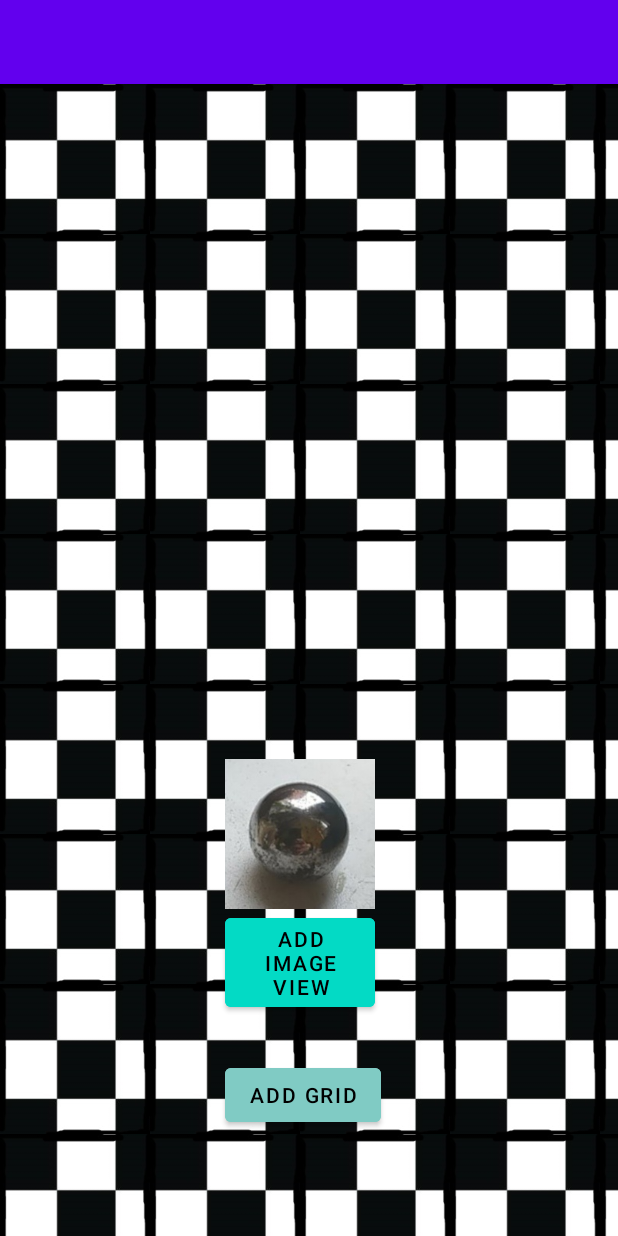
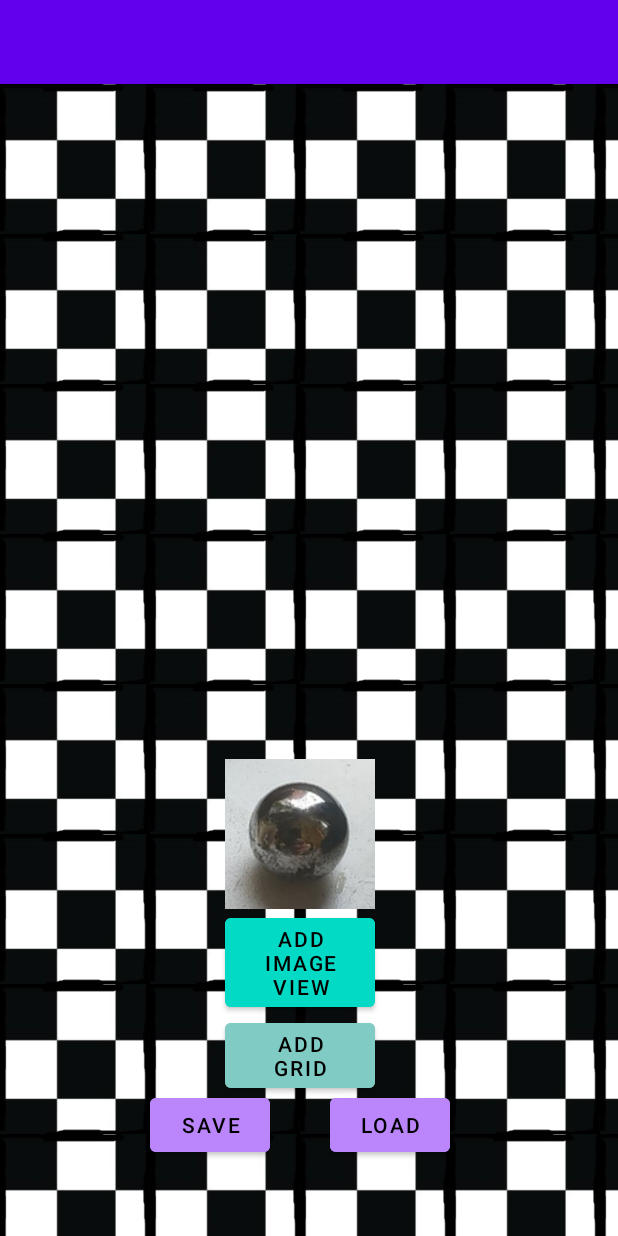
Before and after one commit to basilmik/Jackal, an Android app: the screen it shows after launch (MainActivity), after a tap on "ADD GRID", on a phone screen of 412 x 824 dp. Run offline under Robolectric (Android 15) with nearby library versions, the phone set to English and light mode, and no system bars; our stand-ins replace Room's generated code; 1 other tap on this screen came first.

Commit message:
upload to and from db

```diff
--- a/app/src/main/java/com/basilgames/android/jackal/MainActivity.kt
+++ b/app/src/main/java/com/basilgames/android/jackal/MainActivity.kt
@@ -2,11 +2,17 @@ package com.basilgames.android.jackal
 
 import android.annotation.SuppressLint
 import android.os.Bundle
+import android.util.Log
 import android.widget.Button
 import android.widget.GridLayout
 import android.widget.ImageView
+import android.widget.Toast
 import androidx.appcompat.app.AppCompatActivity
+import androidx.lifecycle.Observer
+import com.basilgames.android.jackal.database.TileDatabase
 
+
+private const val TAG = "MainActivity"
 
 var tileIdArray: Array<Array<Int>> = Array(13) { Array(13) { _ -> 0 } }
 
@@ -18,6 +24,8 @@ class MainActivity : AppCompatActivity() {
 
     private lateinit var addViewButton: Button
     private lateinit var addGridButton: Button
+    private lateinit var saveButton: Button
+    private lateinit var loadButton: Button
 
     var count = 1
 
@@ -29,6 +37,8 @@ class MainActivity : AppCompatActivity() {
         tableView = findViewById(R.id.field_view)
         addViewButton = findViewById(R.id.addview)
         addGridButton = findViewById(R.id.addgrid)
+        saveButton = findViewById(R.id.savegrid)
+        loadButton = findViewById(R.id.loadgrid)
 
         addGridButton.setOnClickListener { // initialising new layout
             tileField = GridLayout(this)
@@ -59,10 +69,43 @@ class MainActivity : AppCompatActivity() {
             count++
         }
 
+        saveButton.setOnClickListener {
+            /*val db : TileRepository = TileRepository.get()
+            val tile: Tile = Tile()
+            tile.imageRes = R.drawable.ball
+            tile.isFaceUp = false
+            db.addTile(tile)*/
+            val db : TileRepository = TileRepository.get()
+            val tileListLiveData = db.getTiles()
+            db.deleteTiles()
+
+            tileListLiveData.observe(this,
+                Observer { tiles ->
+                    tiles?.let{
+                        Toast.makeText(applicationContext,"db size is : ${tiles.size}", Toast.LENGTH_LONG).show()
+                    }
+                })
+
+
+        }
+
+        loadButton.setOnClickListener{
+            val db : TileRepository = TileRepository.get()
+            val tileListLiveData = db.getTiles()
+            tileListLiveData.observe(this,
+            Observer { tiles ->
+                tiles?.let{
+                    Toast.makeText(applicationContext,"db size is : ${tiles.size}", Toast.LENGTH_LONG).show()
+                }
+            })
+        }
+
     }
 
 
     private fun create() {
+        val db : TileRepository = TileRepository.get()
+
         for (columnIndex in 0..12) {
             for (rowIndex in 0..12) {
                 val row = GridLayout.spec(rowIndex, 1)
@@ -78,12 +121,17 @@ class MainActivity : AppCompatActivity() {
                 tileIdArray[columnIndex][rowIndex] = tileView.id
                 val den = resources.displayMetrics.density
                 tileField.addView( tileView, (100 * den).toInt(), (100 * den).toInt() )
+                var tile: Tile = Tile()
+
+                tile.imageRes = R.drawable.ball
+                tile.isFaceUp = false
+                db.addTile(tile)
+                //Log.d(TAG, "id = ${tile.id}")
 
             }
         }
 
     }
-
 
 }
 
--- a/app/src/main/java/com/basilgames/android/jackal/Tile.kt
+++ b/app/src/main/java/com/basilgames/android/jackal/Tile.kt
@@ -5,7 +5,8 @@ import androidx.room.PrimaryKey
 import java.util.*
 
 @Entity
-data class Tile (@PrimaryKey val id: UUID = UUID.randomUUID(),
+data class Tile (
+    @PrimaryKey val id: UUID = UUID.randomUUID(),
                  var isFaceUp: Boolean = false,
                  var imageRes: Int = 0
 )
--- a/app/src/main/java/com/basilgames/android/jackal/database/TileDataAccessObject.kt
+++ b/app/src/main/java/com/basilgames/android/jackal/database/TileDataAccessObject.kt
@@ -1,9 +1,7 @@
 package com.basilgames.android.jackal.database
 
-import androidx.room.Dao
-import androidx.room.Insert
-import androidx.room.Query
-import androidx.room.Update
+import androidx.lifecycle.LiveData
+import androidx.room.*
 import com.basilgames.android.jackal.Tile
 import java.util.*
 
@@ -12,15 +10,18 @@ import java.util.*
 interface TileDataAccessObject {
 
     @Query("SELECT * FROM tile")
-    fun getTiles(): List<Tile>
+    fun getTiles(): LiveData<List<Tile>>
 
 
     @Query("SELECT * FROM tile WHERE id=(:id)")
-    fun getTile(id: UUID): Tile?
+    fun getTile(id: UUID): LiveData<Tile?>
 
     @Update
     fun updateTile(tile: Tile)
 
     @Insert
     fun addTile(tile: Tile)
+
+    @Query("DELETE FROM tile")
+    fun deleteAllTiles()
 }
--- a/app/src/main/res/layout/activity_main.xml
+++ b/app/src/main/res/layout/activity_main.xml
@@ -19,12 +19,13 @@
 
 
     <ImageView
-
         android:layout_width="100dp"
         android:layout_height="100dp"
         android:layout_marginTop="450dp"
         android:layout_marginLeft="150dp"
-android:src="@drawable/ball" />
+        android:src="@drawable/ball"
+        />
+
     <Button
         android:id="@+id/addview"
         android:layout_width="100dp"
@@ -33,20 +34,42 @@ android:backgroundTint="@color/teal_200"
         android:layout_marginTop="550dp"
         android:layout_marginLeft="150dp"
         android:text="Add Image View"
-android:textColor="@color/black" />
+        android:textColor="@color/black"
+        />
 
     <Button
         android:id="@+id/addgrid"
-android:layout_width="wrap_content"
+        android:layout_width="100dp"
         android:layout_height="wrap_content"
         android:layout_marginLeft="150dp"
-android:layout_marginTop="650dp"
-
+        android:layout_marginTop="620dp"
         android:backgroundTint="#80CBC4"
         android:gravity="center"
+        android:text="Add Grid"
+        android:textColor="@color/black"
+        />
 
-android:text="Add Grid"
-android:textColor="@color/black" />
+    <Button
+        android:id="@+id/savegrid"
+        android:layout_width="80dp"
+        android:layout_height="wrap_content"
+        android:layout_marginLeft="100dp"
+        android:layout_marginTop="670dp"
+        android:backgroundTint="@color/purple_200"
+        android:gravity="center"
+        android:text="save"
+        android:textColor="@color/black"
+        />
 
-
+    <Button
+        android:id="@+id/loadgrid"
+        android:layout_width="80dp"
+        android:layout_height="wrap_content"
+        android:layout_marginLeft="220dp"
+        android:layout_marginTop="670dp"
+        android:backgroundTint="@color/purple_200"
+        android:gravity="center"
+        android:text="load"
+        android:textColor="@color/black"
+        />
 </RelativeLayout>
```
Also changed, not shown: app/src/main/java/com/basilgames/android/jackal/TileRepository.kt (+13 -2 lines). Lines whose indentation alone changed are shown as unchanged.
